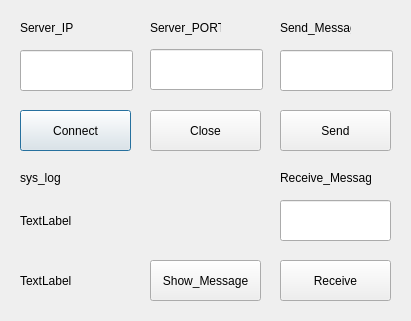
Before: the Qt Designer form TCP_Socket_tool_gui.ui in TianweiHUANG/untitled, drawn with Qt 5.
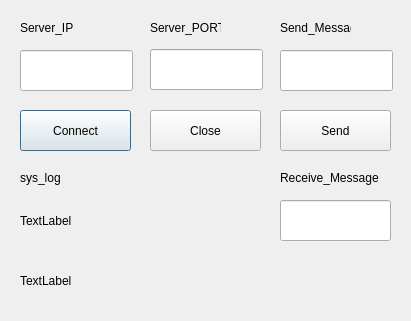
After: the same form once the commit is applied.

Diff of the .ui file:
```diff
--- a/TCP_Socket_tool_gui.ui
+++ b/TCP_Socket_tool_gui.ui
@@ -121,19 +121,6 @@
     <string>Close</string>
    </property>
   </widget>
-  <widget class="QPushButton" name="pushButton_Receive">
-   <property name="geometry">
-    <rect>
-     <x>280</x>
-     <y>260</y>
-     <width>111</width>
-     <height>41</height>
-    </rect>
-   </property>
-   <property name="text">
-    <string>Receive</string>
-   </property>
-  </widget>
   <widget class="QLineEdit" name="lineEdit_Receive_Message">
    <property name="geometry">
     <rect>
@@ -149,7 +136,7 @@
     <rect>
      <x>280</x>
      <y>170</y>
-     <width>91</width>
+     <width>111</width>
      <height>16</height>
     </rect>
    </property>
@@ -157,19 +144,6 @@
     <string>Receive_Message</string>
    </property>
   </widget>
-  <widget class="QPushButton" name="pushButton_Show_Message">
-   <property name="geometry">
-    <rect>
-     <x>150</x>
-     <y>260</y>
-     <width>111</width>
-     <height>41</height>
-    </rect>
-   </property>
-   <property name="text">
-    <string>Show_Message</string>
-   </property>
-  </widget>
   <widget class="QLabel" name="label_sys_log">
    <property name="geometry">
     <rect>
@@ -188,7 +162,7 @@
     <rect>
      <x>20</x>
      <y>170</y>
-     <width>91</width>
+     <width>111</width>
      <height>16</height>
     </rect>
    </property>
@@ -200,9 +174,9 @@
    <property name="geometry">
     <rect>
      <x>20</x>
-     <y>265</y>
-     <width>131</width>
-     <height>31</height>
+     <y>260</y>
+     <width>371</width>
+     <height>41</height>
     </rect>
    </property>
    <property name="text">
```
